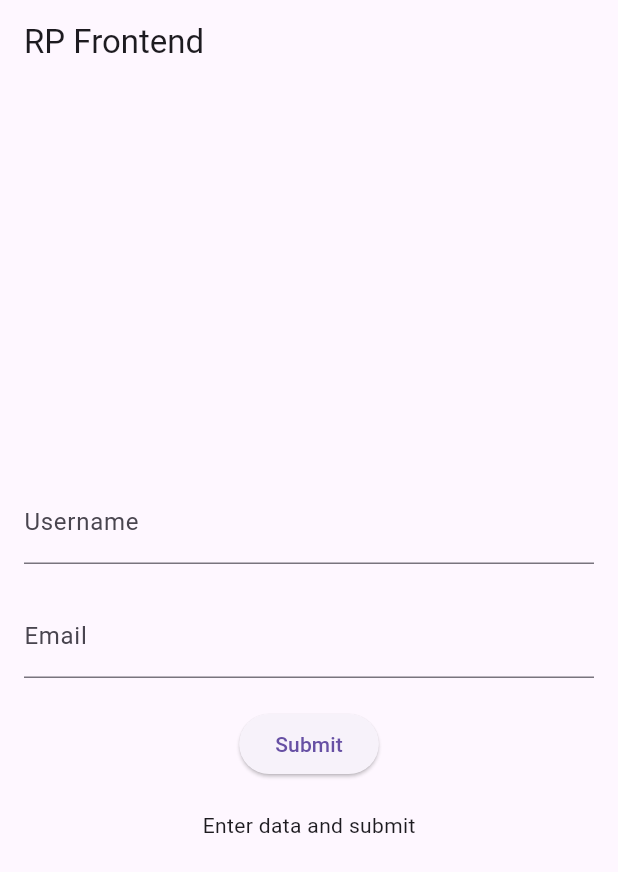
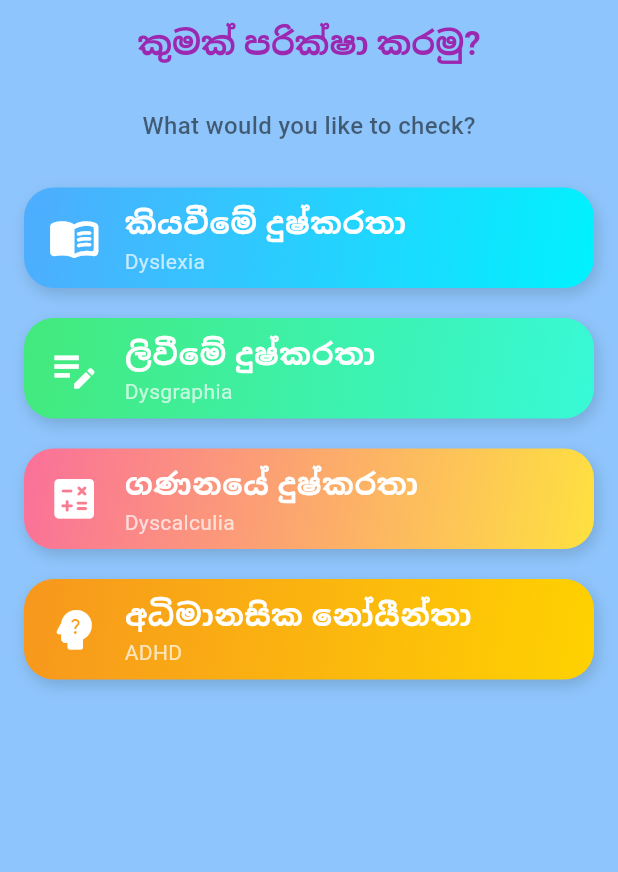
Before and after one commit to anupamamaheepala/RP_Frontend, a Flutter app: the screen it shows after launch, on a phone screen of 412 x 824 dp. Shown: the top 872 px of the screen. Run offline on Flutter 3.47's test engine with Material 3 defaults, Android fonts, the phone set to English and light mode, and no system bars; missing offline and left inert: record.

Commit message:
Add main page and the 4 pages related each disabilities

```diff
--- a/lib/main.dart
+++ b/lib/main.dart
@@ -222,105 +222,127 @@
 //   }
 // }
 
+// import 'package:flutter/material.dart';
+// import 'package:http/http.dart' as http;
+// import 'dart:convert';
+// import 'config.dart'; // Add this import
+//
+// void main() {
+//   runApp(MyApp());
+// }
+//
+// class MyApp extends StatelessWidget {
+//   @override
+//   Widget build(BuildContext context) {
+//     return MaterialApp(
+//       home: MyHomePage(),
+//     );
+//   }
+// }
+//
+// class MyHomePage extends StatefulWidget {
+//   @override
+//   _MyHomePageState createState() => _MyHomePageState();
+// }
+//
+// class _MyHomePageState extends State<MyHomePage> {
+//   final _usernameController = TextEditingController();
+//   final _emailController = TextEditingController();
+//   String _response = 'Enter data and submit';
+//
+//   Future<void> sendUserData() async {
+//     // Use Config.baseUrl instead of hardcoded IP
+//     final url = Uri.parse('${Config.baseUrl}/data/add-user');
+//     print('Sending to: $url');
+//     print('Data: {"username": "${_usernameController.text}", "email": "${_emailController.text}"}');
+//     try {
+//       final response = await http.post(
+//         url,
+//         headers: {'Content-Type': 'application/json'},
+//         body: jsonEncode({
+//           'username': _usernameController.text,
+//           'email': _emailController.text,
+//         }),
+//       );
+//       print('Response status: ${response.statusCode}');
+//       print('Response body: ${response.body}');
+//       if (response.statusCode == 200) {
+//         final data = jsonDecode(response.body);
+//         setState(() {
+//           _response = data['message'] ?? 'Data saved (no message)';
+//         });
+//       } else {
+//         setState(() {
+//           _response = 'Failed: ${response.statusCode} - ${response.body}';
+//         });
+//       }
+//     } catch (e) {
+//       print('Error: $e');
+//       setState(() {
+//         _response = 'Error: $e';
+//       });
+//     }
+//   }
+//
+//   @override
+//   void dispose() {
+//     _usernameController.dispose();
+//     _emailController.dispose();
+//     super.dispose();
+//   }
+//
+//   @override
+//   Widget build(BuildContext context) {
+//     return Scaffold(
+//       appBar: AppBar(
+//         title: Text('RP Frontend'),
+//       ),
+//       body: Padding(
+//         padding: EdgeInsets.all(16.0),
+//         child: Column(
+//           mainAxisAlignment: MainAxisAlignment.center,
+//           children: [
+//             TextField(
+//               controller: _usernameController,
+//               decoration: InputDecoration(labelText: 'Username'),
+//             ),
+//             SizedBox(height: 20),
+//             TextField(
+//               controller: _emailController,
+//               decoration: InputDecoration(labelText: 'Email'),
+//             ),
+//             SizedBox(height: 20),
+//             ElevatedButton(
+//               onPressed: sendUserData,
+//               child: Text('Submit'),
+//             ),
+//             SizedBox(height: 20),
+//             Text(_response),
+//           ],
+//         ),
+//       ),
+//     );
+//   }
+// }
+
+
 import 'package:flutter/material.dart';
-import 'package:http/http.dart' as http;
-import 'dart:convert';
-import 'config.dart'; // Add this import
+import 'pages/home_page.dart';
 
 void main() {
-  runApp(MyApp());
+  runApp(const MyApp());
 }
 
 class MyApp extends StatelessWidget {
+  const MyApp({super.key});
+
   @override
   Widget build(BuildContext context) {
     return MaterialApp(
-      home: MyHomePage(),
+      debugShowCheckedModeBanner: false,
+      title: 'Learning Disorder Checker',
+      theme: ThemeData(useMaterial3: true),
+      home: const HomePage(),
     );
   }
 }
-
-class MyHomePage extends StatefulWidget {
-  @override
-  _MyHomePageState createState() => _MyHomePageState();
-}
-
-class _MyHomePageState extends State<MyHomePage> {
-  final _usernameController = TextEditingController();
-  final _emailController = TextEditingController();
-  String _response = 'Enter data and submit';
-
-  Future<void> sendUserData() async {
-    // Use Config.baseUrl instead of hardcoded IP
-    final url = Uri.parse('${Config.baseUrl}/data/add-user');
-    print('Sending to: $url');
-    print('Data: {"username": "${_usernameController.text}", "email": "${_emailController.text}"}');
-    try {
-      final response = await http.post(
-        url,
-        headers: {'Content-Type': 'application/json'},
-        body: jsonEncode({
-          'username': _usernameController.text,
-          'email': _emailController.text,
-        }),
-      );
-      print('Response status: ${response.statusCode}');
-      print('Response body: ${response.body}');
-      if (response.statusCode == 200) {
-        final data = jsonDecode(response.body);
-        setState(() {
-          _response = data['message'] ?? 'Data saved (no message)';
-        });
-      } else {
-        setState(() {
-          _response = 'Failed: ${response.statusCode} - ${response.body}';
-        });
-      }
-    } catch (e) {
-      print('Error: $e');
-      setState(() {
-        _response = 'Error: $e';
-      });
-    }
-  }
-
-  @override
-  void dispose() {
-    _usernameController.dispose();
-    _emailController.dispose();
-    super.dispose();
-  }
-
-  @override
-  Widget build(BuildContext context) {
-    return Scaffold(
-      appBar: AppBar(
-        title: Text('RP Frontend'),
-      ),
-      body: Padding(
-        padding: EdgeInsets.all(16.0),
-        child: Column(
-          mainAxisAlignment: MainAxisAlignment.center,
-          children: [
-            TextField(
-              controller: _usernameController,
-              decoration: InputDecoration(labelText: 'Username'),
-            ),
-            SizedBox(height: 20),
-            TextField(
-              controller: _emailController,
-              decoration: InputDecoration(labelText: 'Email'),
-            ),
-            SizedBox(height: 20),
-            ElevatedButton(
-              onPressed: sendUserData,
-              child: Text('Submit'),
-            ),
-            SizedBox(height: 20),
-            Text(_response),
-          ],
-        ),
-      ),
-    );
-  }
-}
--- /dev/null
+++ b/lib/pages/adhd_page.dart
@@ -0,0 +1,16 @@
+import 'package:flutter/material.dart';
+
+class ADHDPage extends StatelessWidget {
+  const ADHDPage({super.key});
+
+  @override
+  Widget build(BuildContext context) {
+    return Scaffold(
+      appBar: AppBar(title: const Text('අධිමානසික නෝයීන්තා (ADHD)')),
+      body: const Center(
+        child: Text('This is the ADHD test page',
+            style: TextStyle(fontSize: 18)),
+      ),
+    );
+  }
+}
--- /dev/null
+++ b/lib/pages/home_page.dart
@@ -0,0 +1,136 @@
+import 'package:flutter/material.dart';
+import 'dyslexia_page.dart';
+import 'dysgraphia_page.dart';
+import 'dyscalculia_page.dart';
+import 'adhd_page.dart';
+
+class HomePage extends StatelessWidget {
+  const HomePage({super.key});
+
+  Widget _buildCard({
+    required String titleSi,
+    required String titleEn,
+    required IconData icon,
+    required List<Color> colors,
+    required VoidCallback onTap,
+  }) {
+    return Container(
+      margin: const EdgeInsets.symmetric(vertical: 10),
+      decoration: BoxDecoration(
+        gradient: LinearGradient(
+          colors: colors,
+          begin: Alignment.topLeft,
+          end: Alignment.bottomRight,
+        ),
+        borderRadius: BorderRadius.circular(20),
+        boxShadow: [
+          BoxShadow(
+            color: Colors.black.withOpacity(0.15),
+            blurRadius: 8,
+            offset: const Offset(2, 4),
+          ),
+        ],
+      ),
+      child: ListTile(
+        leading: Icon(icon, color: Colors.white, size: 35),
+        title: Text(
+          titleSi,
+          style: const TextStyle(
+            fontSize: 20,
+            fontWeight: FontWeight.bold,
+            color: Colors.white,
+          ),
+        ),
+        subtitle: Text(
+          titleEn,
+          style: const TextStyle(color: Colors.white70),
+        ),
+        onTap: onTap,
+      ),
+    );
+  }
+
+  @override
+  Widget build(BuildContext context) {
+    return Scaffold(
+      backgroundColor: const Color(0xFF8EC5FC),
+      appBar: AppBar(
+        backgroundColor: Colors.transparent,
+        elevation: 0,
+        title: const Text(
+          'කුමක් පරික්ෂා කරමු?',
+          style: TextStyle(color: Colors.purple, fontWeight: FontWeight.bold),
+        ),
+        centerTitle: true,
+      ),
+      body: Padding(
+        padding: const EdgeInsets.all(16.0),
+        child: SingleChildScrollView(
+          child: Column(
+            children: [
+              const Text(
+                "What would you like to check?",
+                style: TextStyle(
+                  fontSize: 16,
+                  color: Colors.black54,
+                  fontWeight: FontWeight.w500,
+                ),
+              ),
+              const SizedBox(height: 20),
+
+              // 4 clickable cards
+              _buildCard(
+                titleSi: 'කියවීමේ දුෂ්කරතා',
+                titleEn: 'Dyslexia',
+                icon: Icons.menu_book_rounded,
+                colors: [const Color(0xFF4facfe), const Color(0xFF00f2fe)],
+                onTap: () {
+                  Navigator.push(
+                    context,
+                    MaterialPageRoute(builder: (_) => const DyslexiaPage()),
+                  );
+                },
+              ),
+              _buildCard(
+                titleSi: 'ලිවීමේ දුෂ්කරතා',
+                titleEn: 'Dysgraphia',
+                icon: Icons.edit_note,
+                colors: [const Color(0xFF43e97b), const Color(0xFF38f9d7)],
+                onTap: () {
+                  Navigator.push(
+                    context,
+                    MaterialPageRoute(builder: (_) => const DysgraphiaPage()),
+                  );
+                },
+              ),
+              _buildCard(
+                titleSi: 'ගණනයේ දුෂ්කරතා',
+                titleEn: 'Dyscalculia',
+                icon: Icons.calculate_rounded,
+                colors: [const Color(0xFFfa709a), const Color(0xFFfee140)],
+                onTap: () {
+                  Navigator.push(
+                    context,
+                    MaterialPageRoute(builder: (_) => const DyscalculiaPage()),
+                  );
+                },
+              ),
+              _buildCard(
+                titleSi: 'අධිමානසික නෝයීන්තා',
+                titleEn: 'ADHD',
+                icon: Icons.psychology_alt_rounded,
+                colors: [const Color(0xFFf7971e), const Color(0xFFffd200)],
+                onTap: () {
+                  Navigator.push(
+                    context,
+                    MaterialPageRoute(builder: (_) => const ADHDPage()),
+                  );
+                },
+              ),
+            ],
+          ),
+        ),
+      ),
+    );
+  }
+}
--- a/pubspec.yaml
+++ b/pubspec.yaml
@@ -31,13 +31,15 @@ dependencies:
   flutter:
     sdk: flutter
 
-  http: ^1.2.0
+  http: ^1.5.0
 
   # The following adds the Cupertino Icons font to your application.
   # Use with the CupertinoIcons class for iOS style icons.
   cupertino_icons: ^1.0.8
   firebase_core: ^3.6.0
   firebase_auth: ^5.3.0
+  record: ^6.1.2
+  path_provider: ^2.1.5
 
 dev_dependencies:
   flutter_test:
```
Also changed, not shown: lib/pages/dyscalculia_page.dart (added, +16 -0 lines), lib/pages/dysgraphia_page.dart (added, +16 -0 lines), lib/pages/dyslexia_page.dart (added, +196 -0 lines), lib/theme.dart (added, +27 -0 lines), lib/config.dart (line endings or trailing spaces), pubspec.lock, 6 other files.
